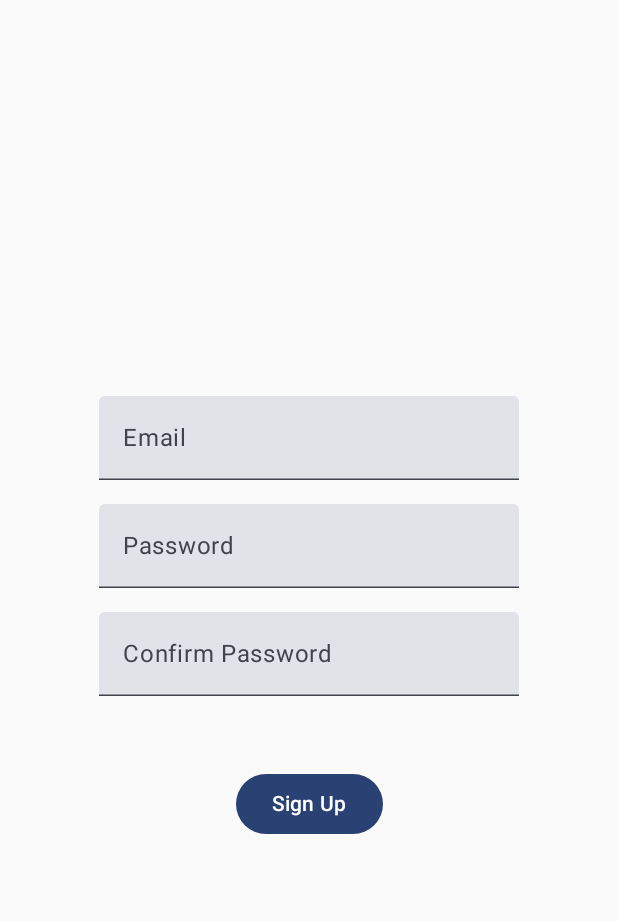
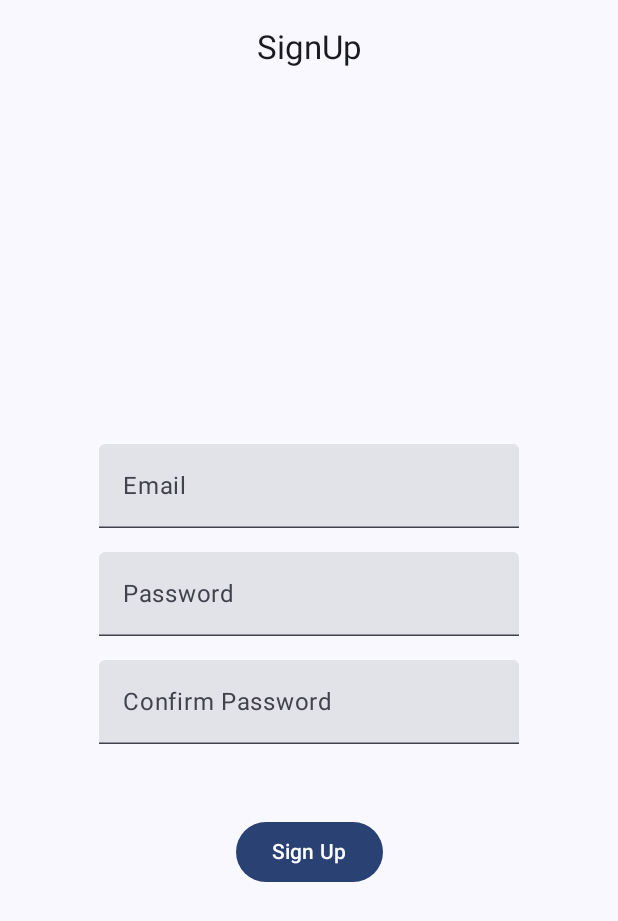
Before and after one commit to jinnoco/stock-manager, an Android app built with Jetpack Compose: the SignupScreen screen opened through its navigation route, on a phone screen of 412 x 824 dp. Shown: the top 921 px of the screen. Run offline under Robolectric (Android 15) with nearby library versions, the phone set to English and light mode, and no system bars.

Commit message:
add app bar

```diff
--- /dev/null
+++ b/app/src/main/java/com/example/stockmanager/view/AppBar.kt
@@ -0,0 +1,39 @@
+package com.example.stockmanager.view
+
+import androidx.annotation.StringRes
+import androidx.compose.material.icons.Icons
+import androidx.compose.material.icons.automirrored.filled.ArrowBack
+import androidx.compose.material3.CenterAlignedTopAppBar
+import androidx.compose.material3.ExperimentalMaterial3Api
+import androidx.compose.material3.Icon
+import androidx.compose.material3.IconButton
+import androidx.compose.material3.Text
+import androidx.compose.runtime.Composable
+import androidx.compose.ui.res.stringResource
+
+@OptIn(ExperimentalMaterial3Api::class)
+@Composable
+fun AppBar(
+    @StringRes title: Int,
+    onBack: (() -> Unit)? = null,
+    trailingItem: @Composable () -> Unit = {},
+) {
+    CenterAlignedTopAppBar(
+        title = { Text(text = stringResource(title)) },
+        navigationIcon = {
+            onBack?.let {
+                BackButton(onClick = it)
+            }
+        },
+        actions = {
+            trailingItem()
+        },
+    )
+}
+
+@Composable
+private fun BackButton(onClick: () -> Unit) {
+    IconButton(onClick = onClick) {
+        Icon(imageVector = Icons.AutoMirrored.Filled.ArrowBack, contentDescription = "back button")
+    }
+}
--- a/app/src/main/java/com/example/stockmanager/view/login/LoginScreen.kt
+++ b/app/src/main/java/com/example/stockmanager/view/login/LoginScreen.kt
@@ -5,7 +5,9 @@ import androidx.compose.foundation.layout.Column
 import androidx.compose.foundation.layout.Spacer
 import androidx.compose.foundation.layout.fillMaxSize
 import androidx.compose.foundation.layout.height
+import androidx.compose.foundation.layout.padding
 import androidx.compose.material3.Button
+import androidx.compose.material3.Scaffold
 import androidx.compose.material3.Text
 import androidx.compose.material3.TextButton
 import androidx.compose.material3.TextField
@@ -18,6 +20,8 @@ import androidx.compose.ui.Alignment
 import androidx.compose.ui.Modifier
 import androidx.compose.ui.text.input.PasswordVisualTransformation
 import androidx.compose.ui.unit.dp
+import com.example.stockmanager.R
+import com.example.stockmanager.view.AppBar
 import com.example.stockmanager.view.navigation.AppDestination
 import com.example.stockmanager.view.navigation.AppNavigator
 
@@ -26,10 +30,19 @@ fun LoginScreen(navigator: AppNavigator) {
     var email by remember { mutableStateOf("") }
     var password by remember { mutableStateOf("") }
 
+    Scaffold(
+        topBar = {
+            AppBar(
+                title = R.string.login
+            )
+        },
+    ) { paddingValues ->
         Column(
-        modifier = Modifier.fillMaxSize(),
             verticalArrangement = Arrangement.Center,
-        horizontalAlignment = Alignment.CenterHorizontally
+            horizontalAlignment = Alignment.CenterHorizontally,
+            modifier = Modifier
+                .fillMaxSize()
+                .padding(paddingValues),
         ) {
             TextField(
                 value = email,
@@ -44,7 +57,7 @@ fun LoginScreen(navigator: AppNavigator) {
                 visualTransformation = PasswordVisualTransformation()
             )
             Spacer(modifier = Modifier.height(48.dp))
-        Button(onClick = { /* login */ }) {
+            Button(onClick = { navigator.navigate(AppDestination.StockListScreen) }) {
                 Text("Login")
             }
             Spacer(modifier = Modifier.height(32.dp))
@@ -55,3 +68,4 @@ fun LoginScreen(navigator: AppNavigator) {
             }
         }
     }
+}
--- a/app/src/main/java/com/example/stockmanager/view/signup/SignupScreen.kt
+++ b/app/src/main/java/com/example/stockmanager/view/signup/SignupScreen.kt
@@ -5,7 +5,9 @@ import androidx.compose.foundation.layout.Column
 import androidx.compose.foundation.layout.Spacer
 import androidx.compose.foundation.layout.fillMaxSize
 import androidx.compose.foundation.layout.height
+import androidx.compose.foundation.layout.padding
 import androidx.compose.material3.Button
+import androidx.compose.material3.Scaffold
 import androidx.compose.material3.Text
 import androidx.compose.material3.TextField
 import androidx.compose.runtime.Composable
@@ -17,6 +19,9 @@ import androidx.compose.ui.Alignment
 import androidx.compose.ui.Modifier
 import androidx.compose.ui.text.input.PasswordVisualTransformation
 import androidx.compose.ui.unit.dp
+import com.example.stockmanager.R
+import com.example.stockmanager.view.AppBar
+import com.example.stockmanager.view.navigation.AppDestination
 import com.example.stockmanager.view.navigation.AppNavigator
 
 @Composable
@@ -25,10 +30,19 @@ fun SignupScreen(navigator: AppNavigator) {
     var password by remember { mutableStateOf("") }
     var confirmPassword by remember { mutableStateOf("") }
 
+    Scaffold(
+        topBar = {
+            AppBar(
+                title = R.string.signup
+            )
+        },
+    ) { paddingValues ->
         Column(
-        modifier = Modifier.fillMaxSize(),
             verticalArrangement = Arrangement.Center,
-        horizontalAlignment = Alignment.CenterHorizontally
+            horizontalAlignment = Alignment.CenterHorizontally,
+            modifier = Modifier
+                .fillMaxSize()
+                .padding(paddingValues),
         ) {
             TextField(
                 value = email,
@@ -50,8 +64,9 @@ fun SignupScreen(navigator: AppNavigator) {
                 visualTransformation = PasswordVisualTransformation()
             )
             Spacer(modifier = Modifier.height(48.dp))
-        Button(onClick = { /* sign up */ }) {
+            Button(onClick = { navigator.navigate(AppDestination.StockListScreen) }) {
                 Text("Sign Up")
             }
         }
     }
+}
--- a/app/src/main/res/values/strings.xml
+++ b/app/src/main/res/values/strings.xml
@@ -1,3 +1,6 @@
 <resources>
     <string name="app_name">StockManager</string>
+    <string name="login">Login</string>
+    <string name="signup">SignUp</string>
+    <string name="stock_list">Stock List</string>
 </resources>
```
Lines whose indentation alone changed are shown as unchanged.
